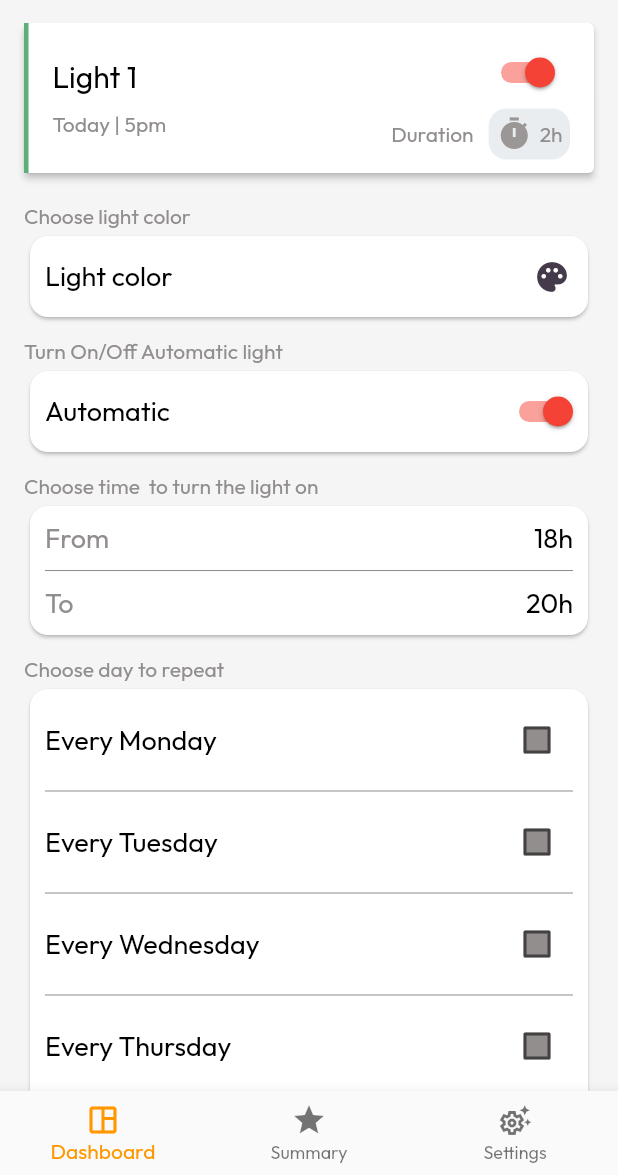
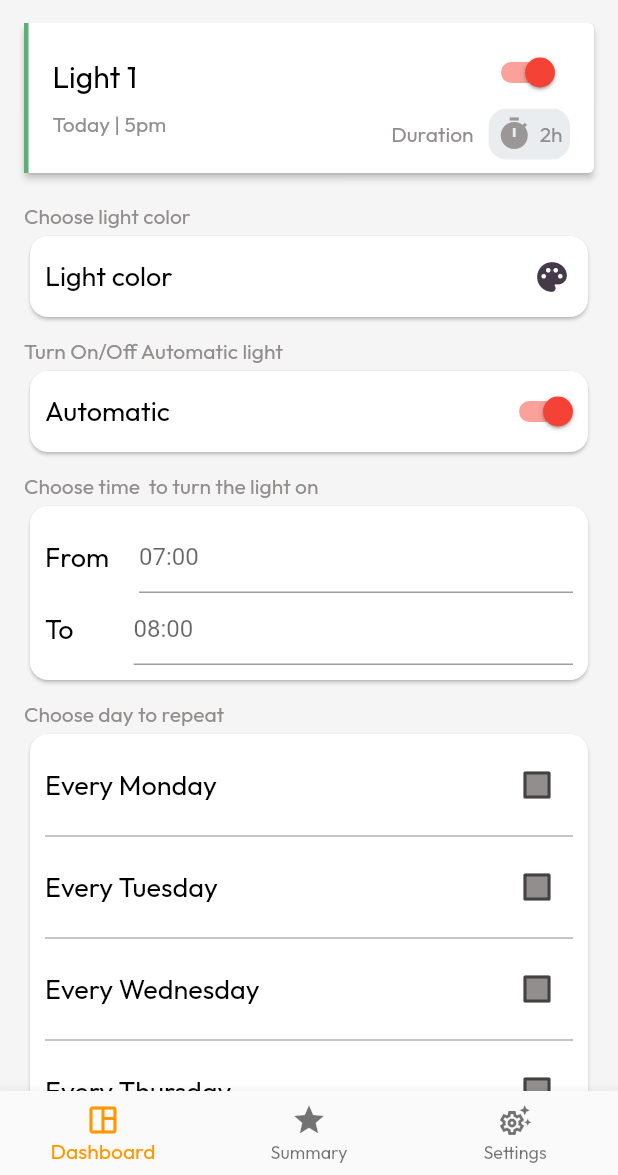
Before and after one commit to dadn-dream-home/app, a Flutter app: the Lighting screen opened directly, after a tap on "Light 1", on a phone screen of 412 x 824 dp, the part 61-1236 px from its top. Run offline on Flutter 3.47's test engine with Material 2 defaults, Android fonts, the phone set to English and light mode, and no system bars; our stand-ins replace flutter_colorpicker, google_fonts; network calls fail.

Commit message:
change time input

```diff
--- a/lib/device/choose_time.dart
+++ b/lib/device/choose_time.dart
@@ -1,7 +1,10 @@
 import 'package:flutter/material.dart';
 
 class ChooseTime extends StatelessWidget {
-  const ChooseTime({super.key});
+  final startTimeController = TextEditingController();
+  final endTimeController = TextEditingController();
+
+  ChooseTime({super.key});
   @override
   Widget build(BuildContext context) {
     return Column(
@@ -21,26 +24,48 @@ class ChooseTime extends StatelessWidget {
               child: Column(
                 children: [
                   Row(
-                    mainAxisAlignment: MainAxisAlignment.spaceBetween,
-                    children: const [
-                      Text('From', style: TextStyle(color: Color(0xff928E8E))),
-                      Text(
-                        '18h',
-                      )
+                    // mainAxisAlignment: MainAxisAlignment.spaceBetween,
+                    children: [
+                      const Text(
+                        'From',
+                      ),
+                      const SizedBox(
+                        width: 20,
+                      ),
+                      Flexible(
+                        child: TextField(
+                          controller: startTimeController,
+                          decoration: const InputDecoration(
+                            hintText: '07:00',
+                          ),
+                        ),
+                      ),
                     ],
                   ),
-                  const Divider(
-                    height: 20,
-                    thickness: 0.7,
-                    // indent: 20,
-                    // endIndent: 0,
-                    color: Color(0xff928E8E),
-                  ),
+                  // const Divider(
+                  //   height: 20,
+                  //   thickness: 0.7,
+                  //   // indent: 20,
+                  //   // endIndent: 0,
+                  //   color: Color(0xff928E8E),
+                  // ),
                   Row(
-                      mainAxisAlignment: MainAxisAlignment.spaceBetween,
-                      children: const [
-                        Text('To', style: TextStyle(color: Color(0xff928E8E))),
-                        Text('20h')
+                      // mainAxisAlignment: MainAxisAlignment.spaceBetween,
+                      children: [
+                        const Text(
+                          'To',
+                        ),
+                        const SizedBox(
+                          width: 40,
+                        ),
+                        Flexible(
+                          child: TextField(
+                            controller: endTimeController,
+                            decoration: const InputDecoration(
+                              hintText: '08:00',
+                            ),
+                          ),
+                        ),
                       ])
                 ],
               )),
```
